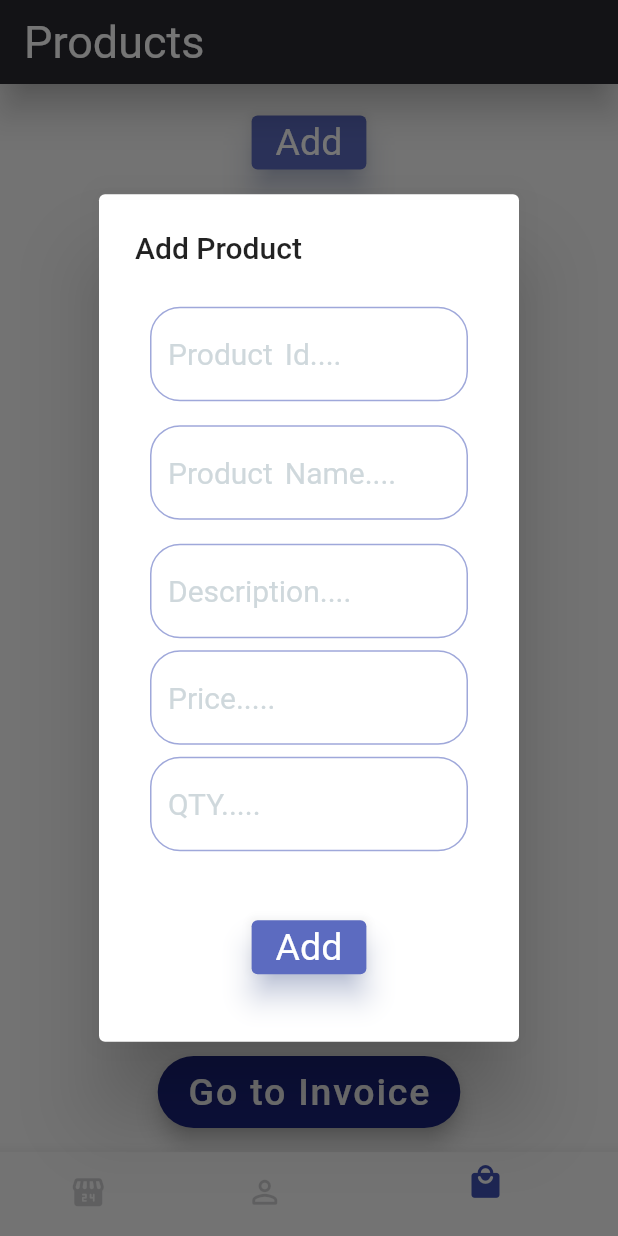
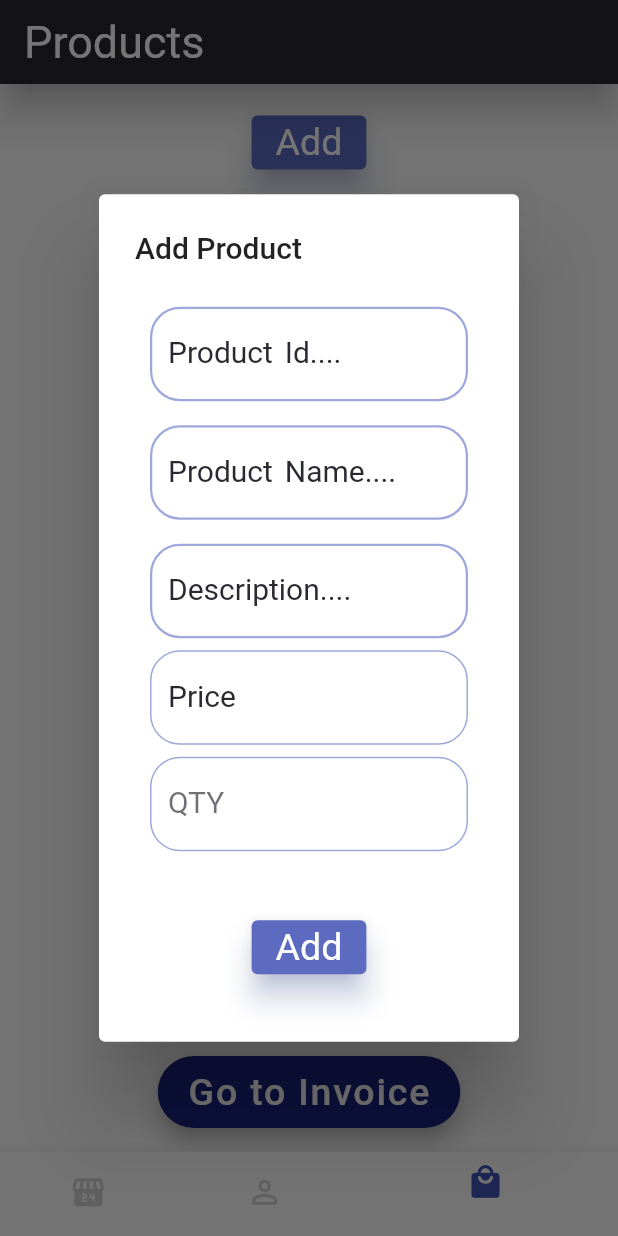
Before and after one commit to VivekTailor19/invoice_built, a Flutter app: the screen it shows after launch, item 3 of the bottom bar chosen, after a tap on "Add", on a phone screen of 412 x 824 dp. Run offline on Flutter 3.47's test engine with Material 2 defaults, Android fonts, the phone set to English and light mode, and no system bars; our stand-ins replace image_gallery_saver.

Commit message:
invoice built

```diff
--- a/lib/business/business.dart
+++ b/lib/business/business.dart
@@ -33,11 +33,11 @@ class _BusinessState extends State<Business> {
             SizedBox(height: 15),
 
 
-            Info(hint: "Enter Owner Name....",kboard: TextInputType.text,controller: bname),
-            Info(hint: "Enter Proper Address....",kboard: TextInputType.streetAddress,controller: baddress),
-            Info(hint: "Enter 10 digit contact number....",kboard: TextInputType.number,controller: bphone),
-            Info(hint: "Enter proper email id....",kboard: TextInputType.emailAddress,controller: bemail),
-            Info(hint: "Enter website....",kboard: TextInputType.url,controller: bwebsite),
+            Info(hint: "Owner Name",kboard: TextInputType.text,controller: bname),
+            Info(hint: "Address",kboard: TextInputType.streetAddress,controller: baddress),
+            Info(hint: "Contact number",kboard: TextInputType.number,controller: bphone),
+            Info(hint: "Email id",kboard: TextInputType.emailAddress,controller: bemail),
+            Info(hint: "Website",kboard: TextInputType.url,controller: bwebsite),
             SizedBox(height: 15),
             ElevatedButton(onPressed: () {
 
--- a/lib/client/client.dart
+++ b/lib/client/client.dart
@@ -32,11 +32,11 @@ class _ClientsState extends State<Clients> {
           children: [
             SizedBox(height: 15),
 
-            Info(hint: "Enter Client Unique Id....",kboard: TextInputType.number,controller: cid),
-            Info(hint: "Enter Client Name....",kboard: TextInputType.text,controller: cname),
-            Info(hint: "Enter Proper Address....",kboard: TextInputType.streetAddress,controller: caddress),
-            Info(hint: "Enter 10 digit contact number....",kboard: TextInputType.number,controller: cphone),
-            Info(hint: "Enter proper email id....",kboard: TextInputType.emailAddress,controller: cemail),
+            Info(hint: "Client Unique Id",kboard: TextInputType.number,controller: cid),
+            Info(hint: "Client Name....",kboard: TextInputType.text,controller: cname),
+            Info(hint: "Address....",kboard: TextInputType.streetAddress,controller: caddress),
+            Info(hint: "Contact number....",kboard: TextInputType.number,controller: cphone),
+            Info(hint: "Email id....",kboard: TextInputType.emailAddress,controller: cemail),
 
             SizedBox(height: 15),
             ElevatedButton(onPressed: () {
--- a/lib/homescreen.dart
+++ b/lib/homescreen.dart
@@ -16,13 +16,16 @@ Widget Info({TextInputType? kboard,TextEditingController? controller, String? hi
       style: TextStyle(color: Colors.blueGrey.shade800,fontSize: 20),
       scrollPhysics: BouncingScrollPhysics(),
       decoration: InputDecoration(
-        hintText: "$hint",
-        hintStyle: TextStyle(fontSize: 20,color: Colors.blueGrey.shade100,wordSpacing: 3),
+        //label: Text("$hint"),
+        labelText: "$hint",
+        labelStyle: TextStyle(fontSize: 20,color: Color(0xff292931),wordSpacing: 3),
+        // hintText: "$hint",
+        // hintStyle: TextStyle(fontSize: 20,color: Colors.blueGrey.shade100,wordSpacing: 3),
         filled: true,
         fillColor: Colors.white,
         enabled: true,
-        enabledBorder: OutlineInputBorder(borderRadius: BorderRadius.all(Radius.circular(20)),borderSide: BorderSide(color: Colors.indigo.shade200)),
-        focusedBorder: OutlineInputBorder(borderRadius: BorderRadius.all(Radius.circular(20)),borderSide: BorderSide(color: Colors.indigo.shade700)),
+        enabledBorder: OutlineInputBorder(borderRadius: BorderRadius.all(Radius.circular(20)),borderSide: BorderSide(width:1.5,color: Colors.indigo.shade200)),
+        focusedBorder: OutlineInputBorder(borderRadius: BorderRadius.all(Radius.circular(20)),borderSide: BorderSide(width: 2,color: Colors.indigo.shade700)),
 
       ),
     ),
--- a/lib/items/additem.dart
+++ b/lib/items/additem.dart
@@ -160,11 +160,10 @@ class _AddItemsState extends State<AddItems> {
                           color: Colors.blueGrey.shade800, fontSize: 20),
                       scrollPhysics: BouncingScrollPhysics(),
                       decoration: InputDecoration(
-                        hintText: "Price.....",
-                        hintStyle: TextStyle(
-                            fontSize: 20,
-                            color: Colors.blueGrey.shade100,
-                            wordSpacing: 3),
+                        labelText: "Price",
+
+                        labelStyle: TextStyle(fontSize: 20,color: Color(0xff292931),wordSpacing: 3),
+
                         filled: true,
                         fillColor: Colors.white,
                         enabled: true,
@@ -194,11 +193,8 @@ class _AddItemsState extends State<AddItems> {
                           color: Colors.blueGrey.shade800, fontSize: 20),
                       scrollPhysics: BouncingScrollPhysics(),
                       decoration: InputDecoration(
-                        hintText: "QTY.....",
-                        hintStyle: TextStyle(
-                            fontSize: 20,
-                            color: Colors.blueGrey.shade100,
-                            wordSpacing: 3),
+                        labelText: "QTY",
+                        labelStyle: TextStyle(fontSize: 20,color: Color(0xaa292931),wordSpacing: 3),
                         filled: true,
                         fillColor: Colors.white,
                         enabled: true,
```
